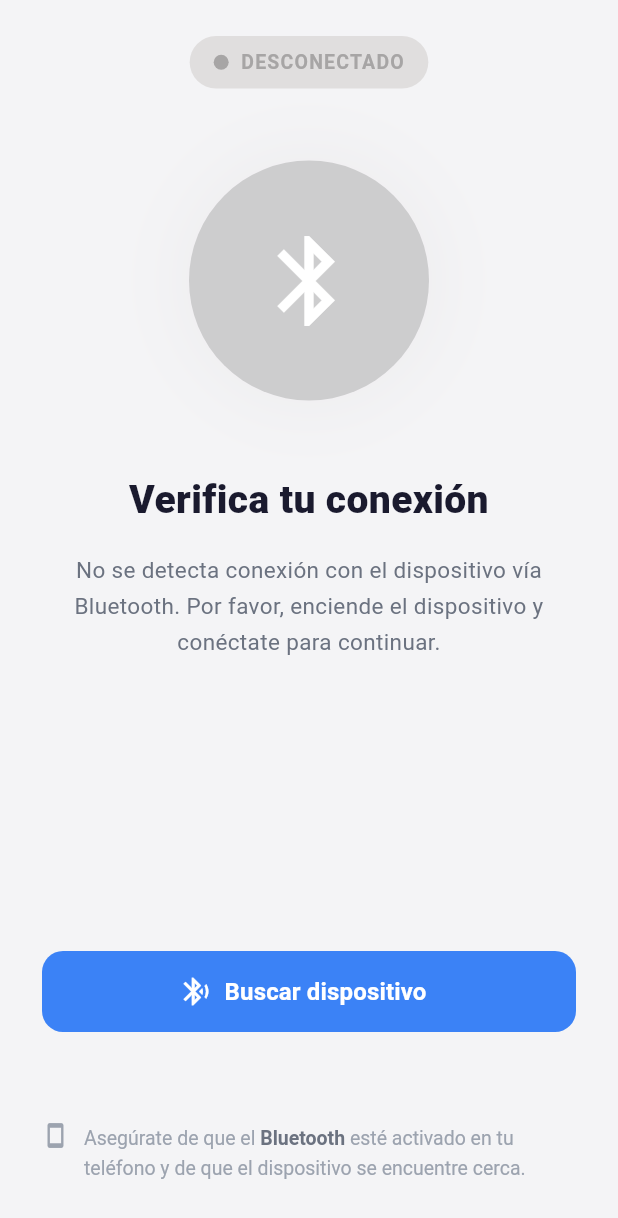
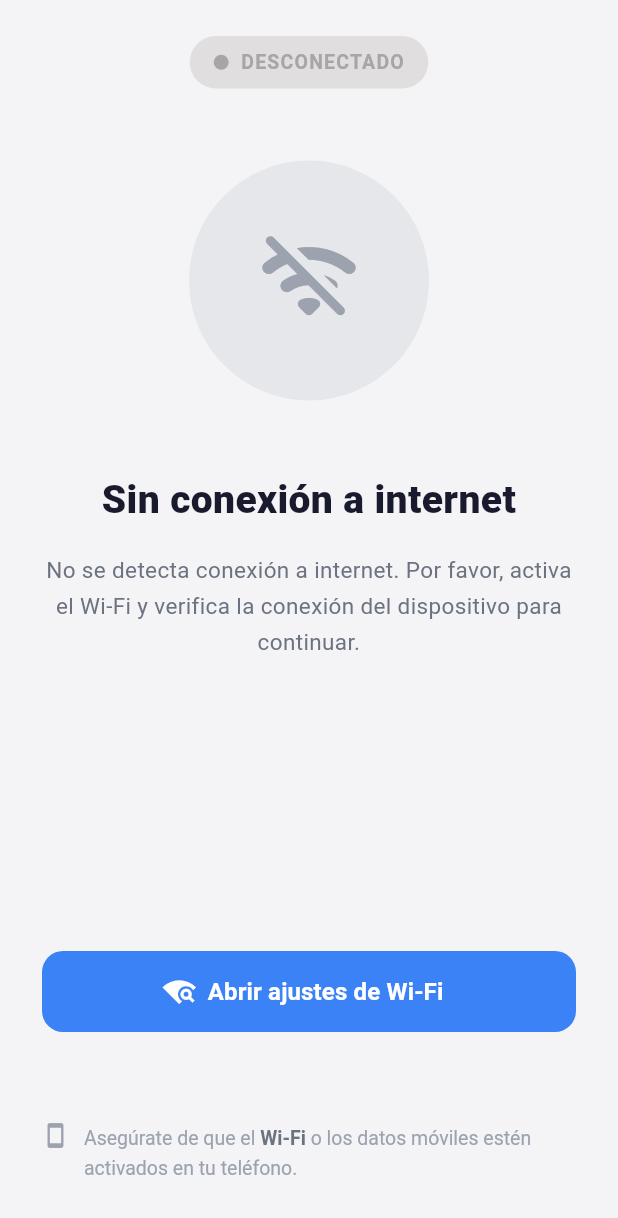
Before and after one commit to Chorritos159/lanzador_app, a Flutter app: the screen it shows after launch, on a phone screen of 412 x 824 dp. Shown: the top 1218 px of the screen. Run offline on Flutter 3.47's test engine with Material 3 defaults, Android fonts, the phone set to English and light mode, and no system bars; our stand-ins replace share_plus, sqflite; missing offline and left inert: app_settings; accounts and stored records are empty.

Commit message:
Cambio en verificación conexión

```diff
--- a/lib/main.dart
+++ b/lib/main.dart
@@ -1,5 +1,5 @@
 import 'package:flutter/material.dart';
-import 'presentation/screens/bluetooth_connection_screen.dart';
+import 'presentation/screens/verificacion_conexion_screen.dart';
 
 void main() {
   WidgetsFlutterBinding.ensureInitialized();
@@ -19,7 +19,7 @@ class LanzadorApp extends StatelessWidget {
         primaryColor: const Color.fromARGB(255, 23, 23, 23),
         scaffoldBackgroundColor: const Color(0xFFF4F4F6),
       ),
-      home: const BluetoothConnectionScreen(),
+      home: const VerificacionConexionScreen(),
     );
   }
 }
--- a/lib/presentation/screens/bluetooth_connection_screen.dart
+++ b/lib/presentation/screens/verificacion_conexion_screen.dart
@@ -2,11 +2,11 @@ import 'package:flutter/material.dart';
 import 'package:app_settings/app_settings.dart';
 import 'dashboard_screen.dart';
 
-class BluetoothConnectionScreen extends StatelessWidget {
-  const BluetoothConnectionScreen({super.key});
+class VerificacionConexionScreen extends StatelessWidget {
+  const VerificacionConexionScreen({super.key});
 
-  void _openBluetoothSettings() {
-    AppSettings.openAppSettings(type: AppSettingsType.bluetooth);
+  void _openWifiSettings() {
+    AppSettings.openAppSettings(type: AppSettingsType.wifi);
   }
 
   void _goToDashboard(BuildContext context) {
@@ -65,26 +65,19 @@ class BluetoothConnectionScreen extends StatelessWidget {
 
               const SizedBox(height: 48),
 
-              // Bluetooth circle button
+              // WiFi circle button
               GestureDetector(
                 onTap: () => _goToDashboard(context),
                 child: Container(
                   width: 160,
                   height: 160,
-                  decoration: BoxDecoration(
-                    color: const Color.fromARGB(255, 205, 205, 206),
+                  decoration: const BoxDecoration(
+                    color: Color(0xFFE5E7EB),
                     shape: BoxShape.circle,
-                    boxShadow: [
-                      BoxShadow(
-                        color: const Color.fromARGB(255, 225, 223, 223).withOpacity(0.30),
-                        blurRadius: 40,
-                        spreadRadius: 8,
-                      ),
-                    ],
                   ),
                   child: const Icon(
-                    Icons.bluetooth,
-                    color: Colors.white,
+                    Icons.wifi_off_rounded,
+                    color: Color(0xFF9CA3AF),
                     size: 72,
                   ),
                 ),
@@ -94,7 +87,7 @@ class BluetoothConnectionScreen extends StatelessWidget {
 
               // Title
               const Text(
-                'Verifica tu conexión',
+                'Sin conexión a internet',
                 textAlign: TextAlign.center,
                 style: TextStyle(
                   color: Color(0xFF1A1A2E),
@@ -107,7 +100,7 @@ class BluetoothConnectionScreen extends StatelessWidget {
 
               // Description
               const Text(
-                'No se detecta conexión con el dispositivo vía Bluetooth. Por favor, enciende el dispositivo y conéctate para continuar.',
+                'No se detecta conexión a internet. Por favor, activa el Wi-Fi y verifica la conexión del dispositivo para continuar.',
                 textAlign: TextAlign.center,
                 style: TextStyle(
                   color: Color(0xFF6B7280),
@@ -123,14 +116,14 @@ class BluetoothConnectionScreen extends StatelessWidget {
                 width: double.infinity,
                 height: 54,
                 child: ElevatedButton.icon(
-                  onPressed: _openBluetoothSettings,
+                  onPressed: _openWifiSettings,
                   icon: const Icon(
-                    Icons.bluetooth_searching,
+                    Icons.wifi_find,
                     color: Colors.white,
                     size: 22,
                   ),
                   label: const Text(
-                    'Buscar dispositivo',
+                    'Abrir ajustes de Wi-Fi',
                     style: TextStyle(
                       color: Colors.white,
                       fontSize: 16,
@@ -175,7 +168,7 @@ class BluetoothConnectionScreen extends StatelessWidget {
                                 'Asegúrate de que el ',
                           ),
                           TextSpan(
-                            text: 'Bluetooth',
+                            text: 'Wi-Fi',
                             style: TextStyle(
                               fontWeight: FontWeight.w700,
                               color: Color(0xFF6B7280),
@@ -183,7 +176,7 @@ class BluetoothConnectionScreen extends StatelessWidget {
                           ),
                           TextSpan(
                             text:
-                                ' esté activado en tu teléfono y de que el dispositivo se encuentre cerca.',
+                                ' o los datos móviles estén activados en tu teléfono.',
                           ),
                         ],
                       ),
```
Also changed, not shown: lib/presentation/screens/dashboard_screen.dart (+4 -9 lines).
